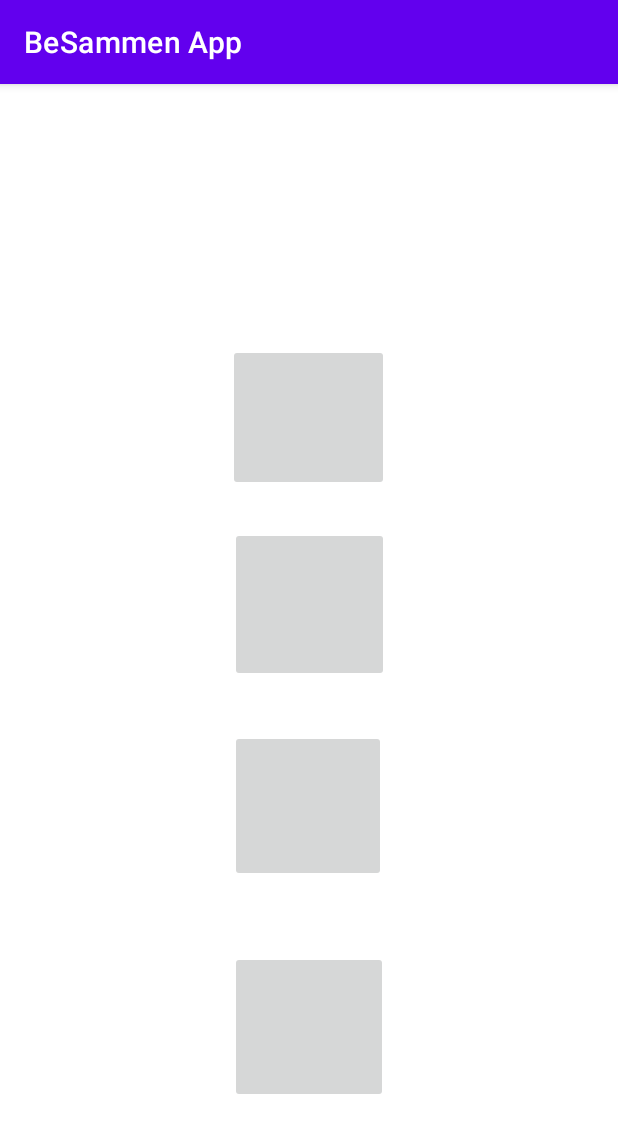
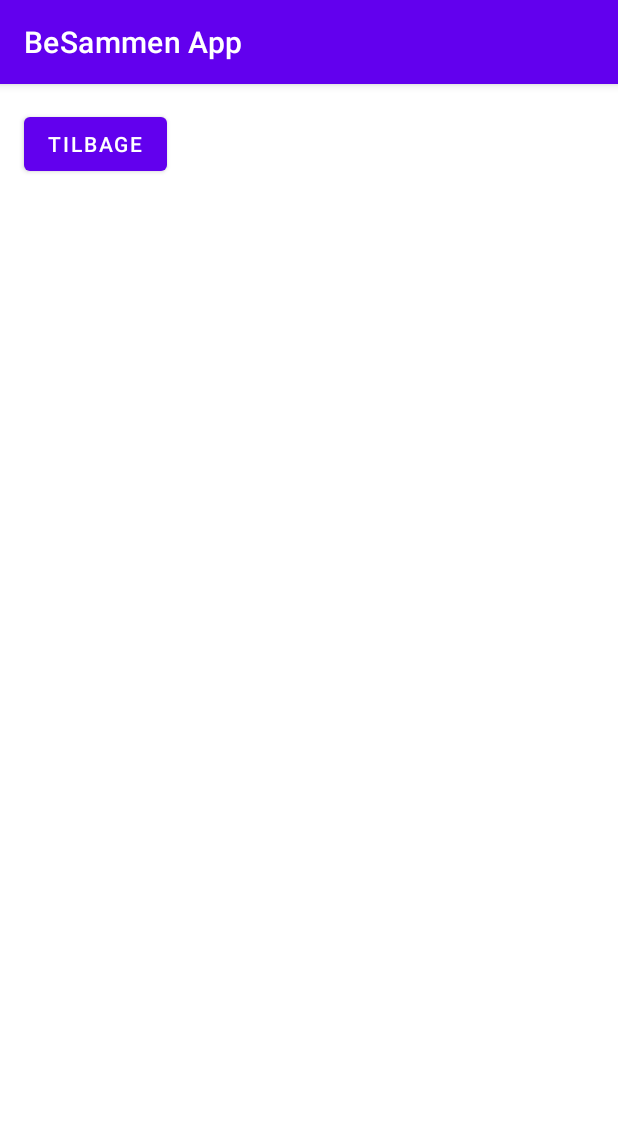
Before and after one commit to Hans867/BeSammen, an Android app: the screen it shows after launch (HomePageActivity before the commit, PublicForumActivity after it), after a tap on an icon or button, on a phone screen of 412 x 824 dp. Shown: the top 1133 px of the screen. Run offline under Robolectric (Android 15) with nearby library versions, the phone set to English and light mode, and no system bars.

```diff
--- a/app/src/main/java/com/example/besammenapp/MainActivity.java
+++ b/app/src/main/java/com/example/besammenapp/MainActivity.java
@@ -11,7 +11,7 @@ import kotlinx.coroutines.Delay;
 
 public class MainActivity extends AppCompatActivity {
 
-    private static final int SPLASH_DELAY = 2000;
+    private static final int SPLASH_DELAY = 4000;
 
     @Override
     protected void onCreate(Bundle savedInstanceState) {
--- a/app/src/main/java/com/example/besammenapp/publicForum/PublicForumActivity.java
+++ b/app/src/main/java/com/example/besammenapp/publicForum/PublicForumActivity.java
@@ -1,4 +1,28 @@
 package com.example.besammenapp.publicForum;
 
-public class PublicForumActivity {
+import android.content.Intent;
+import android.os.Bundle;
+import android.view.View;
+
+import androidx.activity.result.contract.ActivityResultContracts;
+import androidx.annotation.Nullable;
+import androidx.appcompat.app.AppCompatActivity;
+
+import com.example.besammenapp.HomePageActivity;
+import com.example.besammenapp.R;
+
+public class PublicForumActivity extends AppCompatActivity {
+
+    @Override
+    protected void onCreate(Bundle savedInstanceState) {
+        super.onCreate(savedInstanceState);
+        setContentView(R.layout.activity_publicforum);
+    }
+
+    public void backBtnPublicForum (View view) {
+
+        Intent intentBackToHomePage = new Intent(this, HomePageActivity.class);
+
+        startActivity(intentBackToHomePage);
+    }
 }
--- a/app/src/main/res/layout/activity_publicforum.xml
+++ b/app/src/main/res/layout/activity_publicforum.xml
@@ -1,6 +1,19 @@
 <?xml version="1.0" encoding="utf-8"?>
 <androidx.constraintlayout.widget.ConstraintLayout xmlns:android="http://schemas.android.com/apk/res/android"
+    xmlns:app="http://schemas.android.com/apk/res-auto"
+    xmlns:tools="http://schemas.android.com/tools"
     android:layout_width="match_parent"
     android:layout_height="match_parent">
 
+    <Button
+        android:id="@+id/button3"
+        android:layout_width="wrap_content"
+        android:layout_height="wrap_content"
+        android:layout_marginTop="16dp"
+        android:text="Tilbage"
+        android:onClick="backBtnPublicForum"
+        app:layout_constraintEnd_toEndOf="parent"
+        app:layout_constraintHorizontal_bias="0.05"
+        app:layout_constraintStart_toStartOf="parent"
+        app:layout_constraintTop_toTopOf="parent" />
 </androidx.constraintlayout.widget.ConstraintLayout>
```
Also changed, not shown: app/src/main/java/com/example/besammenapp/privateChat/PrivateChatActivity.java (+11 -0 lines), app/src/main/java/com/example/besammenapp/psychologistTalk/PsychologistTalkActivity.java (+10 -0 lines), app/src/main/res/layout/activity_privatechat.xml (+13 -0 lines), app/src/main/res/layout/activity_psychologisttalk.xml (+13 -0 lines).
